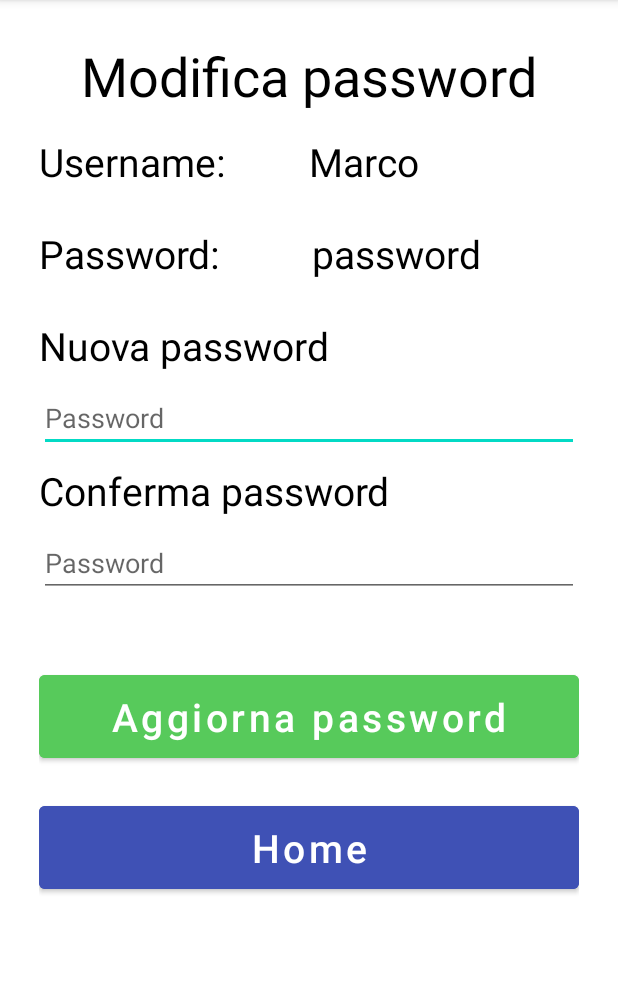
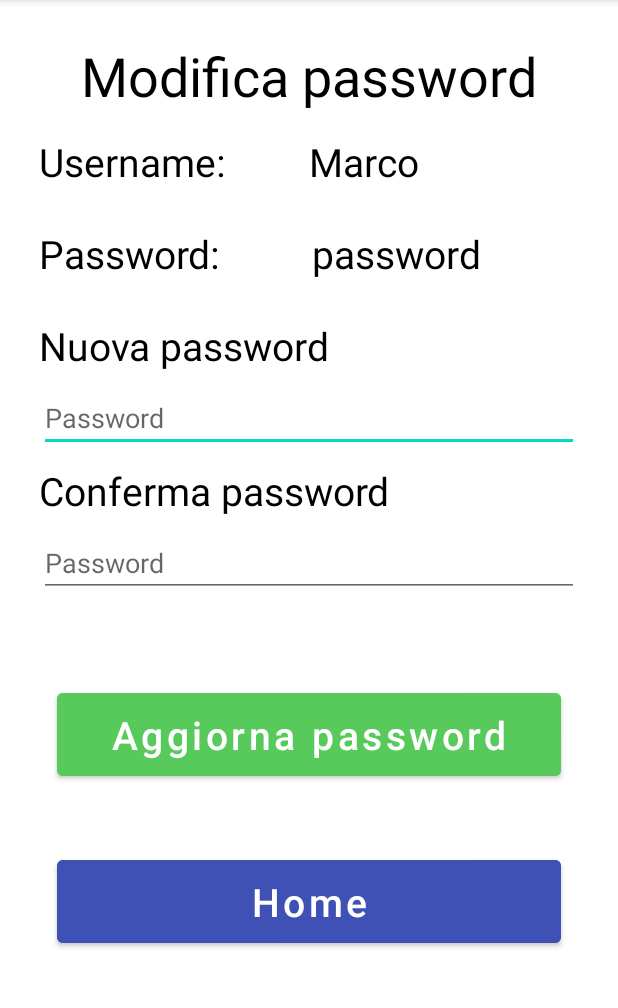
Before and after one commit to ValentinaS8/ProgettoTnvAndroid, an Android app: the ModificaPasswordActivity screen opened directly, with no data from a screen before it, on a phone screen of 412 x 824 dp, the part 84-1092 px from its top. Run offline under Robolectric (Android 15) with nearby library versions, the phone set to English and light mode, and no system bars; 2 statements that could not run were skipped.

Commit message:
aggiornato margin bottons

```diff
--- a/app/src/main/res/layout/activity_home.xml
+++ b/app/src/main/res/layout/activity_home.xml
@@ -306,7 +306,8 @@
                 android:visibility="gone"
                 android:padding="10dp"
                 android:textSize="26dp"
-                android:textColor="@color/white"/>
+                android:textColor="@color/white"
+                android:layout_margin="12dp"/>
 
             <!-- Bottone logout -->
 
@@ -319,7 +320,8 @@
                 android:textAllCaps="false"
                 android:textSize="26dp"
                 android:padding="10dp"
-                android:textColor="@color/white"/>
+                android:textColor="@color/white"
+                android:layout_margin="12dp"/>
 
 
             <Button android:id="@+id/btn_modifica_password"
--- a/app/src/main/res/layout/activity_login.xml
+++ b/app/src/main/res/layout/activity_login.xml
@@ -81,7 +81,8 @@
             android:padding="10dp"
             android:layout_gravity="center"
             android:textSize="26dp"
-            android:textColor="@color/white"/>
+            android:textColor="@color/white"
+            android:layout_margin="12dp"/>
 
         <Space
             android:layout_width="wrap_content"
--- a/app/src/main/res/layout/activity_modifica_password.xml
+++ b/app/src/main/res/layout/activity_modifica_password.xml
@@ -176,7 +176,8 @@
             android:textSize="26dp"
             android:textAllCaps="false"
             android:textColor="@color/white"
-            android:padding="10dp"/>
+            android:padding="10dp"
+            android:layout_margin="12dp"/>
 
         <Space
             android:layout_width="wrap_content"
@@ -194,7 +195,8 @@
             android:textSize="26dp"
             android:textAllCaps="false"
             android:textColor="@color/white"
-            android:padding="10dp"/>
+            android:padding="10dp"
+            android:layout_margin="12dp"/>
 
     </LinearLayout>
 
--- a/app/src/main/res/layout/activity_registrazione.xml
+++ b/app/src/main/res/layout/activity_registrazione.xml
@@ -156,7 +156,8 @@
                 android:padding="10dp"
                 android:textAllCaps="false"
                 android:textColor="@color/white"
-                android:textSize="26dp" />
+                android:textSize="26dp"
+                android:layout_margin="12dp"/>
 
             <Space
                 android:layout_width="wrap_content"
```
